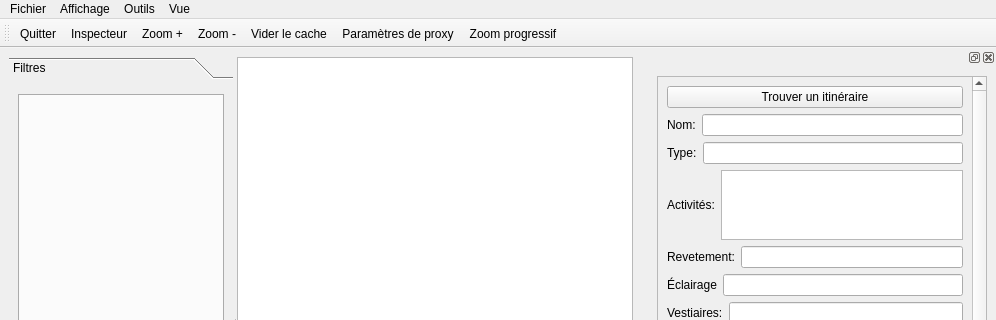
Above: interface.ui from Fabien-B/Projet-Python before the change; both pictures show x 0 to 996 and y 0 to 320 of the 996 by 653 pixel window. Below: the same form after it.
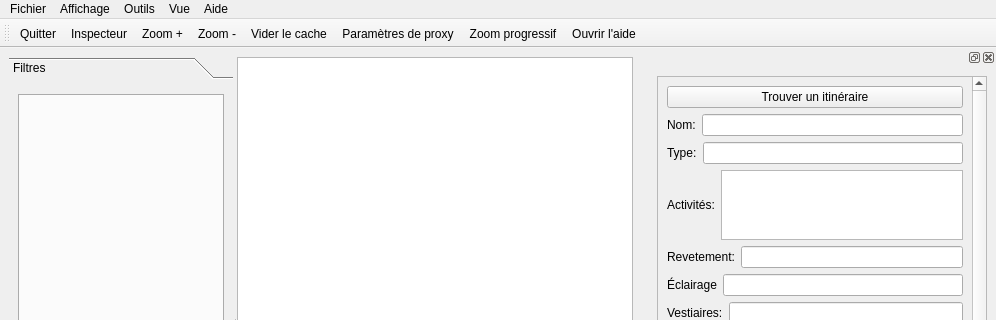
That is the form after the change. Icons and pictures are not drawn. Custom widgets are drawn as their Qt base class.

Commit message: Ajout d'une boite d'aide, codée comme un cochon mais ça marche

```diff
--- a/interface.ui
+++ b/interface.ui
@@ -170,7 +170,7 @@
      <x>0</x>
      <y>0</y>
      <width>996</width>
-     <height>30</height>
+     <height>25</height>
     </rect>
    </property>
    <widget class="QMenu" name="menuFichier">
@@ -200,10 +200,17 @@
     <addaction name="actionZoom_2"/>
     <addaction name="actionChanger_le_mode_du_zoom"/>
    </widget>
+   <widget class="QMenu" name="menuAide">
+    <property name="title">
+     <string>Aide</string>
+    </property>
+    <addaction name="actionOuvrir_l_aide"/>
+   </widget>
    <addaction name="menuFichier"/>
    <addaction name="menuAffichage"/>
    <addaction name="menuOutils"/>
    <addaction name="menuVue"/>
+   <addaction name="menuAide"/>
   </widget>
   <widget class="QStatusBar" name="statusbar"/>
   <widget class="QDockWidget" name="dockWidget_2">
@@ -570,6 +577,7 @@
    <addaction name="actionViderCache"/>
    <addaction name="actionProxy"/>
    <addaction name="actionChanger_le_mode_du_zoom"/>
+   <addaction name="actionOuvrir_l_aide"/>
   </widget>
   <action name="Quitter">
    <property name="checkable">
@@ -650,6 +658,14 @@
     <string>Zoom progressif</string>
    </property>
   </action>
+  <action name="actionOuvrir_l_aide">
+   <property name="text">
+    <string>Ouvrir l'aide</string>
+   </property>
+   <property name="shortcut">
+    <string>Ctrl+S</string>
+   </property>
+  </action>
  </widget>
  <customwidgets>
   <customwidget>
```
Left out of the diff: 12 changed lines with no effect on the pictures. The commit also changes 17 other files.
